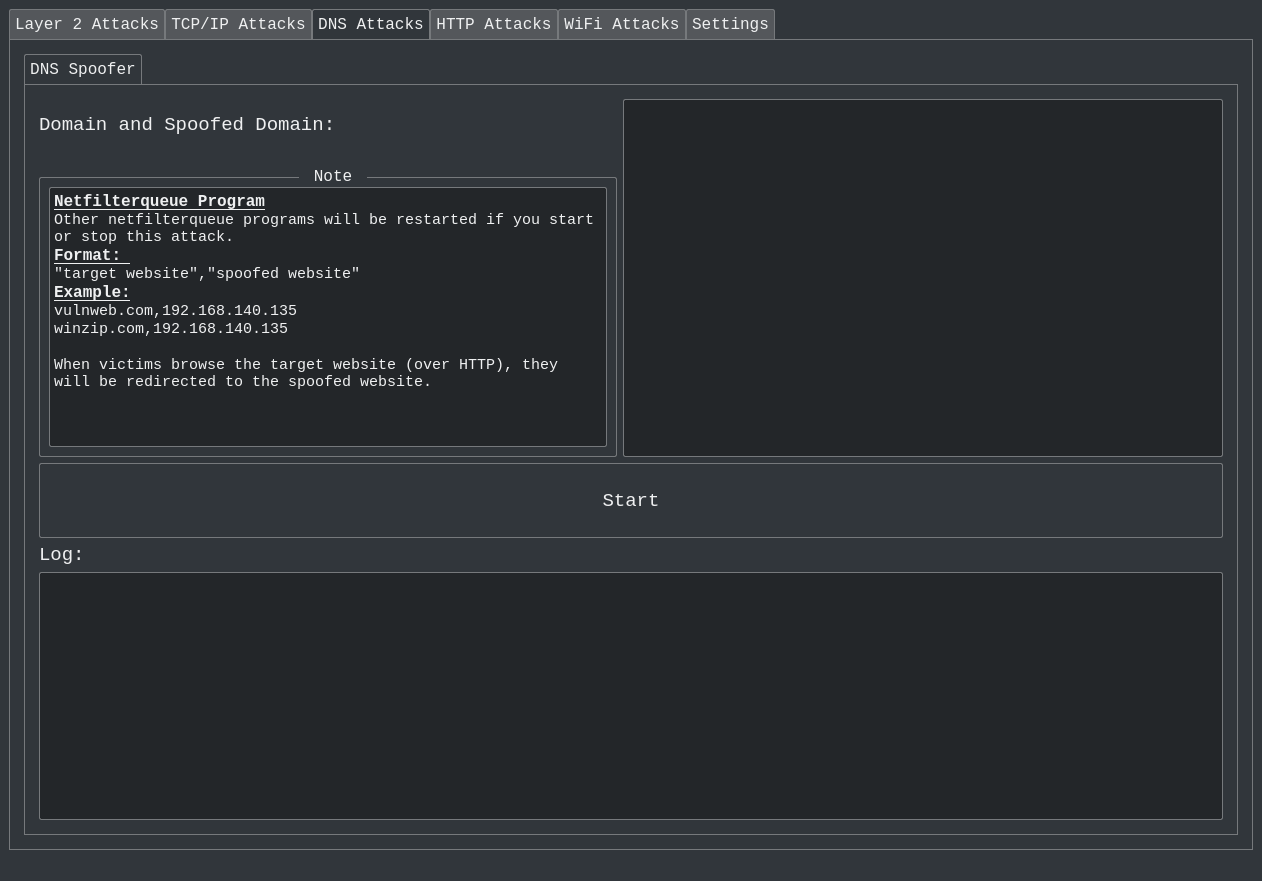
Above: new_gui.ui from XingSc29/NS-Toolbox before the change. Below: the same form after it.
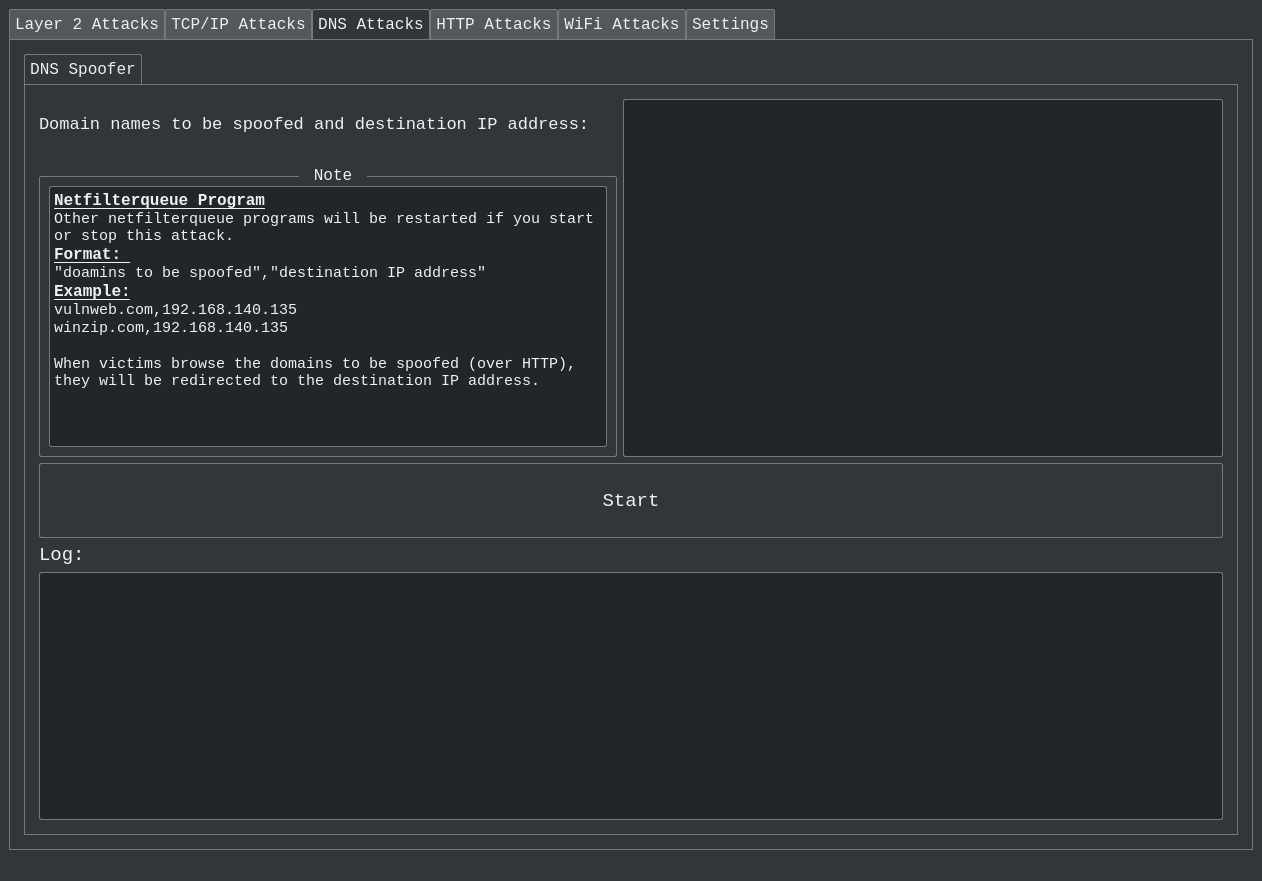
That is the form after the change. The open tabs and pages were chosen to show the change.

Patch:
```diff
--- a/new_gui.ui
+++ b/new_gui.ui
@@ -2371,11 +2371,11 @@
                   <property name="font">
                    <font>
                     <family>Monospace</family>
-                    <pointsize>14</pointsize>
+                    <pointsize>13</pointsize>
                    </font>
                   </property>
                   <property name="text">
-                   <string>Domain and Spoofed Domain:</string>
+                   <string>Domain names to be spoofed and destination IP address:</string>
                   </property>
                  </widget>
                 </item>
@@ -2429,12 +2429,12 @@
 &lt;p style=&quot; margin-top:0px; margin-bottom:0px; margin-left:0px; margin-right:0px; -qt-block-indent:0; text-indent:0px;&quot;&gt;&lt;span style=&quot; font-weight:600; text-decoration: underline;&quot;&gt;Netfilterqueue Program&lt;/span&gt;&lt;/p&gt;
 &lt;p style=&quot; margin-top:0px; margin-bottom:0px; margin-left:0px; margin-right:0px; -qt-block-indent:0; text-indent:0px;&quot;&gt;&lt;span style=&quot; font-size:11pt;&quot;&gt;Other netfilterqueue programs will be restarted if you start or stop this attack.&lt;/span&gt;&lt;/p&gt;
 &lt;p style=&quot; margin-top:0px; margin-bottom:0px; margin-left:0px; margin-right:0px; -qt-block-indent:0; text-indent:0px;&quot;&gt;&lt;span style=&quot; font-weight:600; text-decoration: underline;&quot;&gt;Format: &lt;/span&gt;&lt;/p&gt;
-&lt;p style=&quot; margin-top:0px; margin-bottom:0px; margin-left:0px; margin-right:0px; -qt-block-indent:0; text-indent:0px;&quot;&gt;&lt;span style=&quot; font-size:11pt;&quot;&gt;&amp;quot;target website&amp;quot;,&amp;quot;spoofed website&amp;quot;&lt;/span&gt;&lt;/p&gt;
+&lt;p style=&quot; margin-top:0px; margin-bottom:0px; margin-left:0px; margin-right:0px; -qt-block-indent:0; text-indent:0px;&quot;&gt;&lt;span style=&quot; font-size:11pt;&quot;&gt;&amp;quot;doamins to be spoofed&amp;quot;,&amp;quot;destination IP address&amp;quot;&lt;/span&gt;&lt;/p&gt;
 &lt;p style=&quot; margin-top:0px; margin-bottom:0px; margin-left:0px; margin-right:0px; -qt-block-indent:0; text-indent:0px;&quot;&gt;&lt;span style=&quot; font-weight:600; text-decoration: underline;&quot;&gt;Example:&lt;/span&gt;&lt;/p&gt;
 &lt;p style=&quot; margin-top:0px; margin-bottom:0px; margin-left:0px; margin-right:0px; -qt-block-indent:0; text-indent:0px;&quot;&gt;&lt;span style=&quot; font-family:'Cantarell'; font-size:11pt;&quot;&gt;vulnweb.com,192.168.140.135&lt;/span&gt;&lt;/p&gt;
 &lt;p style=&quot; margin-top:0px; margin-bottom:0px; margin-left:0px; margin-right:0px; -qt-block-indent:0; text-indent:0px;&quot;&gt;&lt;span style=&quot; font-family:'Cantarell'; font-size:11pt;&quot;&gt;winzip.com,192.168.140.135&lt;/span&gt;&lt;/p&gt;
 &lt;p style=&quot;-qt-paragraph-type:empty; margin-top:0px; margin-bottom:0px; margin-left:0px; margin-right:0px; -qt-block-indent:0; text-indent:0px; font-family:'Cantarell'; font-size:11pt;&quot;&gt;&lt;br /&gt;&lt;/p&gt;
-&lt;p style=&quot; margin-top:0px; margin-bottom:0px; margin-left:0px; margin-right:0px; -qt-block-indent:0; text-indent:0px;&quot;&gt;&lt;span style=&quot; font-family:'Cantarell'; font-size:11pt;&quot;&gt;When victims browse the target website (over HTTP), they will be redirected to the spoofed website.&lt;/span&gt;&lt;/p&gt;&lt;/body&gt;&lt;/html&gt;</string>
+&lt;p style=&quot; margin-top:0px; margin-bottom:0px; margin-left:0px; margin-right:0px; -qt-block-indent:0; text-indent:0px;&quot;&gt;&lt;span style=&quot; font-family:'Cantarell'; font-size:11pt;&quot;&gt;When victims browse the domains to be spoofed (over HTTP), they will be redirected to the destination IP address.&lt;/span&gt;&lt;/p&gt;&lt;/body&gt;&lt;/html&gt;</string>
                      </property>
                     </widget>
                    </item>
```
Left out of the diff: 2 changed lines with no effect on the pictures.
